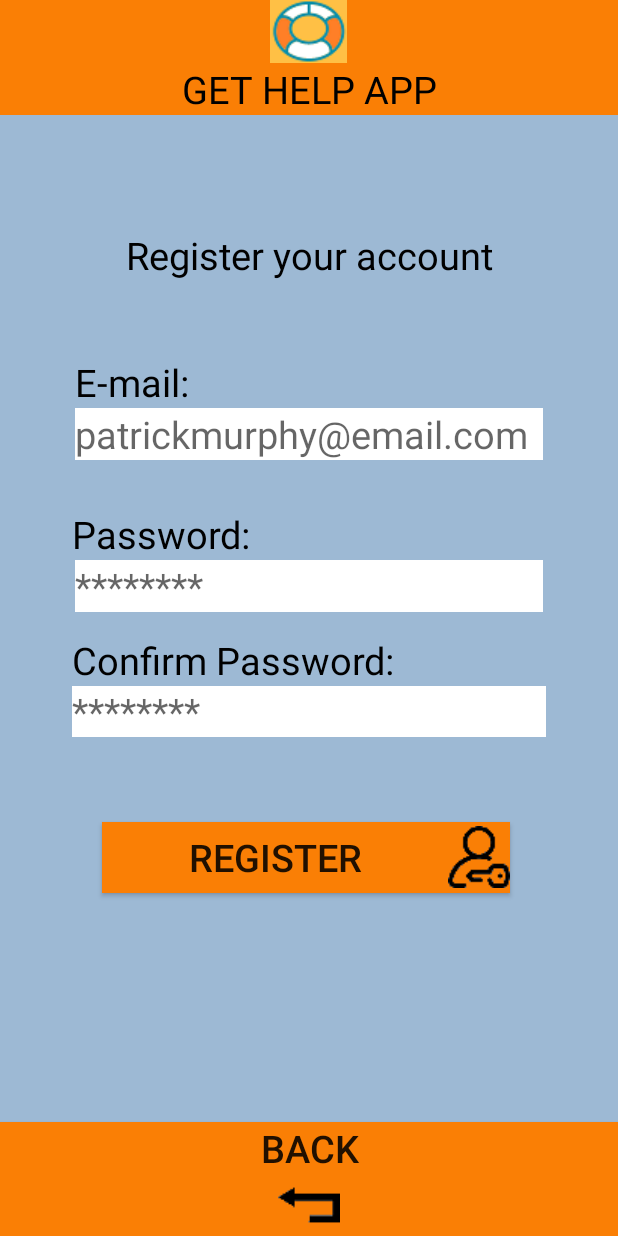
After one commit to TeamProjectStarneo/gethelpapp, an Android app: the layout activity_register.xml on its own in the app's theme, with its tools: preview values and no code run, on a phone screen of 412 x 824 dp. The commit adds this screen. Run offline under Robolectric (Android 15) with nearby library versions, the phone set to English and light mode, and no system bars.

Commit message:
RegisterActivity + RegisterActivity.java some code changes to LoginActivity.java

```diff
--- a/app/src/main/java/com/example/gethelpapp/LoginActivity.java
+++ b/app/src/main/java/com/example/gethelpapp/LoginActivity.java
@@ -5,13 +5,27 @@ import androidx.appcompat.app.AppCompatActivity;
 import android.content.Intent;
 import android.os.Bundle;
 import android.view.View;
+import android.widget.Button;
+import android.widget.EditText;
 
-public class LoginActivity extends AppCompatActivity {
+public class LoginActivity extends AppCompatActivity implements View.OnClickListener{
+
+
+    Button loginButton;
+    EditText loginEmail,loginPassword;
 
     @Override
     protected void onCreate(Bundle savedInstanceState) {
         super.onCreate(savedInstanceState);
         setContentView(R.layout.activity_login);
+
+        loginEmail = (EditText) findViewById(R.id.emailField);
+        loginPassword = (EditText) findViewById(R.id.passwordField);
+        loginButton = (Button) findViewById(R.id.loginButton);
+
+        loginButton.setOnClickListener(this);
+
+
     }
 
     public void changeActivity(View view) {
@@ -25,4 +39,13 @@ public class LoginActivity extends AppCompatActivity {
             startActivity(i);
         }
     }
+
+    @Override
+    public void onClick(View v) {
+        switch(v.getId()) {
+            case R.id.loginButton:
+
+                break;
+        }
+    }
 }
--- /dev/null
+++ b/app/src/main/java/com/example/gethelpapp/RegisterActivity.java
@@ -0,0 +1,45 @@
+package com.example.gethelpapp;
+
+import androidx.appcompat.app.AppCompatActivity;
+
+import android.content.Intent;
+import android.os.Bundle;
+import android.view.View;
+import android.widget.Button;
+import android.widget.EditText;
+
+public class RegisterActivity extends AppCompatActivity implements View.OnClickListener{
+
+    Button registerButton;
+    EditText registerEmail, registerPassword,registerConfirmPassword;
+    @Override
+    protected void onCreate(Bundle savedInstanceState) {
+        super.onCreate(savedInstanceState);
+        setContentView(R.layout.activity_register);
+
+        registerEmail = (EditText) findViewById(R.id.emailFieldRegister);
+        registerPassword = (EditText) findViewById(R.id.passwordFieldRegister);
+        registerConfirmPassword = (EditText) findViewById(R.id.passwordFieldRegister2);
+
+        registerButton = (Button) findViewById(R.id.registerButton);
+
+        registerButton.setOnClickListener(this);
+
+    }
+
+    public void changeActivity(View view) {
+        if(view.getId() == R.id.registerButton) {
+            Intent i = new Intent(this, LoginActivity.class);
+            i.addFlags(Intent.FLAG_ACTIVITY_NEW_TASK | Intent.FLAG_ACTIVITY_CLEAR_TASK);
+            startActivity(i);
+        }
+    }
+
+    @Override
+    public void onClick(View v) {
+        switch(v.getId()){
+            case R.id.registerButton:
+                break;
+        }
+    }
+}
--- /dev/null
+++ b/app/src/main/res/layout/activity_register.xml
@@ -0,0 +1,141 @@
+<?xml version="1.0" encoding="utf-8"?>
+<androidx.constraintlayout.widget.ConstraintLayout xmlns:android="http://schemas.android.com/apk/res/android"
+    xmlns:app="http://schemas.android.com/apk/res-auto"
+    xmlns:tools="http://schemas.android.com/tools"
+    android:id="@+id/relativeLayout2"
+    android:layout_width="match_parent"
+    android:layout_height="match_parent"
+    android:background="@color/skyblue"
+    tools:context=".LoginActivity">
+
+    <TextView
+        android:id="@+id/passwordLabel2"
+        android:layout_width="match_parent"
+        android:layout_height="wrap_content"
+        android:layout_marginStart="48dp"
+        android:layout_marginTop="116dp"
+        android:text="Confirm Password:"
+        android:textColor="@color/black"
+        android:textSize="25sp"
+        app:layout_constraintStart_toStartOf="parent"
+        app:layout_constraintTop_toBottomOf="@id/emailFieldRegister" />
+
+    <EditText
+        android:id="@+id/passwordFieldRegister2"
+        android:layout_width="316dp"
+        android:layout_height="34dp"
+        android:layout_marginStart="48dp"
+        android:layout_marginTop="84dp"
+        android:background="@color/white"
+        android:hint="********"
+        android:inputType="textPassword"
+        android:singleLine="true"
+        android:textSize="25sp"
+        app:layout_constraintStart_toStartOf="parent"
+        app:layout_constraintTop_toBottomOf="@id/passwordLabel" />
+
+    <TextView
+        android:id="@+id/appHeader"
+        android:layout_width="match_parent"
+        android:layout_height="wrap_content"
+        android:background="@color/orange"
+        android:drawableTop="@drawable/app_icon_small"
+        android:text="GET HELP APP"
+        android:textAlignment="center"
+        android:textColor="@color/black"
+        android:textSize="25sp"
+        app:layout_constraintStart_toStartOf="parent"
+        app:layout_constraintTop_toTopOf="parent" />
+
+    <TextView
+        android:id="@+id/loginTitle"
+        android:layout_width="match_parent"
+        android:layout_height="wrap_content"
+        android:layout_marginTop="76dp"
+        android:text="Register your account"
+        android:textAlignment="center"
+        android:textColor="@color/black"
+        android:textSize="25sp"
+        app:layout_constraintStart_toStartOf="parent"
+        app:layout_constraintTop_toBottomOf="@id/appHeader" />
+
+    <TextView
+        android:id="@+id/emailLabel"
+        android:layout_width="match_parent"
+        android:layout_height="wrap_content"
+        android:layout_marginLeft="50dp"
+        android:layout_marginTop="50dp"
+        android:layout_marginRight="50dp"
+        android:text="E-mail:"
+        android:textColor="@color/black"
+        android:textSize="25sp"
+        app:layout_constraintStart_toStartOf="parent"
+        app:layout_constraintTop_toBottomOf="@id/loginTitle" />
+
+    <EditText
+        android:id="@+id/emailFieldRegister"
+        android:layout_width="match_parent"
+        android:layout_height="wrap_content"
+        android:layout_marginLeft="50dp"
+        android:layout_marginRight="50dp"
+        android:background="@color/white"
+        android:hint="patrickmurphy@email.com"
+        android:singleLine="true"
+        android:textSize="25sp"
+        app:layout_constraintStart_toStartOf="parent"
+        app:layout_constraintTop_toBottomOf="@id/emailLabel" />
+
+    <TextView
+        android:id="@+id/passwordLabel"
+        android:layout_width="match_parent"
+        android:layout_height="wrap_content"
+        android:layout_marginStart="48dp"
+        android:layout_marginTop="32dp"
+        android:text="Password:"
+        android:textColor="@color/black"
+        android:textSize="25sp"
+        app:layout_constraintStart_toStartOf="parent"
+        app:layout_constraintTop_toBottomOf="@id/emailFieldRegister" />
+
+    <EditText
+        android:id="@+id/passwordFieldRegister"
+        android:layout_width="match_parent"
+        android:layout_height="wrap_content"
+        android:layout_marginLeft="50dp"
+        android:layout_marginRight="50dp"
+        android:background="@color/white"
+        android:hint="********"
+        android:inputType="textPassword"
+        android:singleLine="true"
+        android:textSize="25sp"
+        app:layout_constraintStart_toStartOf="parent"
+        app:layout_constraintTop_toBottomOf="@id/passwordLabel" />
+
+    <Button
+        android:id="@+id/registerButton"
+        android:layout_width="272dp"
+        android:layout_height="47dp"
+        android:layout_marginStart="68dp"
+        android:layout_marginTop="140dp"
+        android:background="@color/orange"
+        android:drawableRight="@drawable/login_icon"
+        android:onClick="changeActivity"
+        android:text="Register"
+        android:textSize="25sp"
+        app:layout_constraintStart_toStartOf="parent"
+        app:layout_constraintTop_toBottomOf="@id/passwordFieldRegister" />
+
+    <Button
+        android:id="@+id/backButton"
+        android:layout_width="match_parent"
+        android:layout_height="wrap_content"
+        android:background="@color/orange"
+        android:drawableBottom="@drawable/back_icon"
+        android:onClick="changeActivity"
+        android:text="Back"
+        android:textAlignment="center"
+        android:textSize="25sp"
+        app:layout_constraintBottom_toBottomOf="parent"
+        app:layout_constraintStart_toStartOf="parent" />
+
+</androidx.constraintlayout.widget.ConstraintLayout>
```
